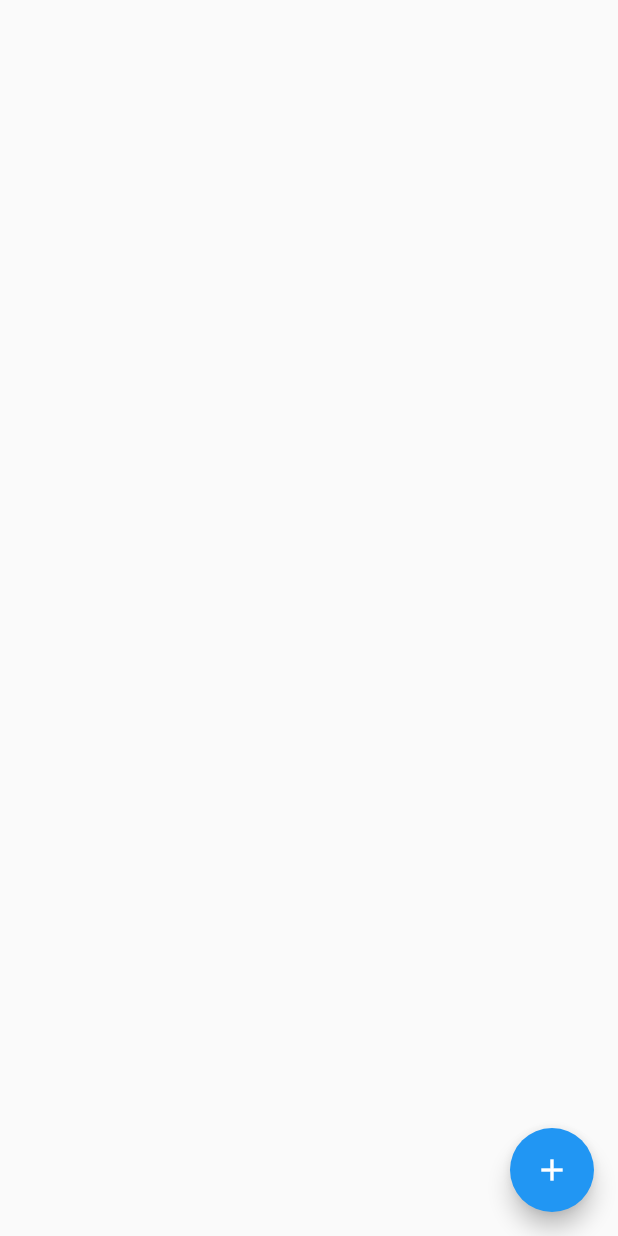
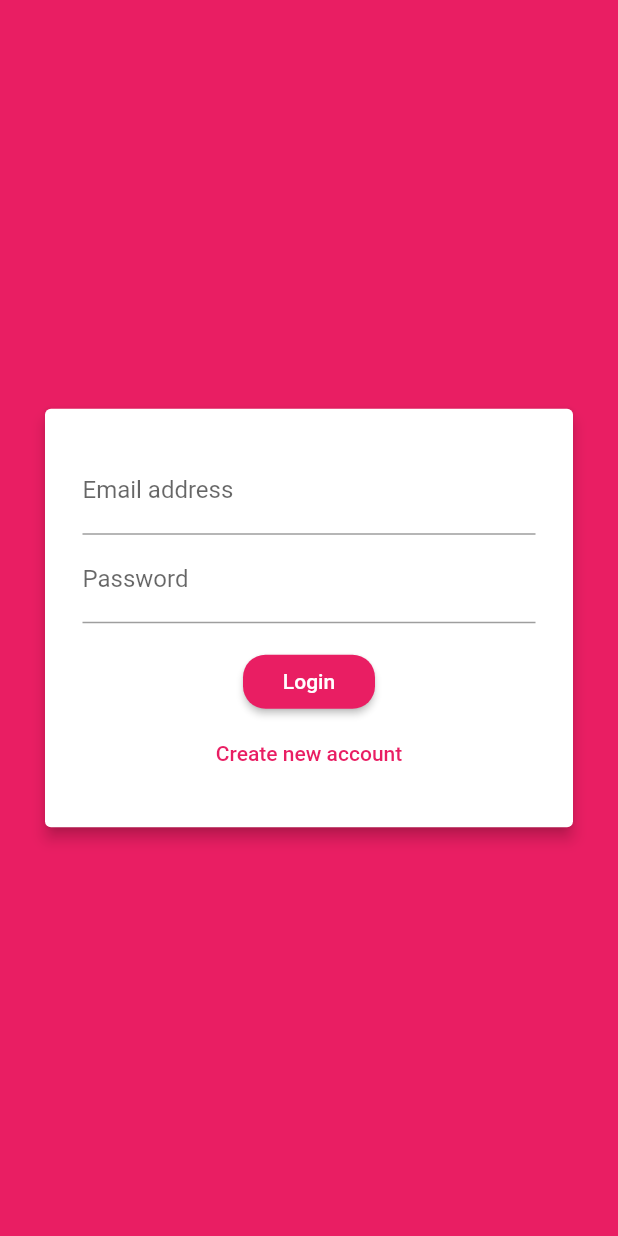
Before and after one commit to DavMrc/Flutter-chatapp, a Flutter app: the screen it shows after launch, on a phone screen of 412 x 824 dp. Run offline on Flutter 3.47's test engine with Material 2 defaults, Android fonts, the phone set to English and light mode, and no system bars; our stand-ins replace cloud_firestore; accounts and stored records are empty.

Commit message:
added auth screen
+ added theming
+ added auth form validation

```diff
--- a/lib/main.dart
+++ b/lib/main.dart
@@ -14,12 +14,20 @@ class MyApp extends StatelessWidget {
     return MaterialApp(
       title: 'Flutter Demo',
       theme: ThemeData(
-        primarySwatch: Colors.blue,
+        backgroundColor: Colors.pink,
+        primarySwatch: Colors.pink,
+        accentColor: Colors.deepPurple,
+        accentColorBrightness: Brightness.dark,
         visualDensity: VisualDensity.adaptivePlatformDensity,
+        buttonTheme: ButtonTheme.of(context).copyWith(
+          buttonColor: Colors.pink,
+          textTheme: ButtonTextTheme.primary,
+          shape: RoundedRectangleBorder(borderRadius: BorderRadius.circular(15)),
+        ),
       ),
       routes: {
-        // '/': (_) => SAuth(),
-        '/': (_) => SChat(),
+        '/': (_) => SAuth(),
+        SChat.routeName: (_) => SChat(),
       },
     );
   }
--- a/lib/screens/SAuth.dart
+++ b/lib/screens/SAuth.dart
@@ -0,0 +1,35 @@
+import 'package:flutter/material.dart';
+
+import '../widgets/WAuthForm.dart';
+
+
+class SAuth extends StatefulWidget {
+  @override
+  _SAuthState createState() => _SAuthState();
+}
+
+class _SAuthState extends State<SAuth> {
+
+  void _submitAuthForm({String username, String email, String password, bool isLogin}){
+
+  }
+
+  @override
+  Widget build(BuildContext context) {
+    return Scaffold(
+      backgroundColor: Theme.of(context).primaryColor,
+      body: Center(
+        child: Card(
+          elevation: 4,
+          margin: const EdgeInsets.symmetric(horizontal: 30),
+          child: SingleChildScrollView(
+            child: Padding(
+              padding: const EdgeInsets.all(25),
+              child: WAuthForm(this._submitAuthForm),
+            ),
+          ),
+        ),
+      ),
+    );
+  }
+}
--- a/lib/screens/SChat.dart
+++ b/lib/screens/SChat.dart
@@ -3,13 +3,15 @@ import 'package:cloud_firestore/cloud_firestore.dart';
 
 
 class SChat extends StatelessWidget {
+  static const routeName = "/chat";
+  static const msgsCollection = 'chats/Ka5W8FF8IUVaGbeukU6C/messages';
 
   Widget onFSValue(AsyncSnapshot<dynamic> snapshot){
-    final documents = snapshot.data.documents;
-
     if(snapshot.connectionState == ConnectionState.waiting){
       return Center(child: CircularProgressIndicator(),);
     }
+
+    final documents = snapshot.data.documents;
 
     return ListView.builder(
       itemCount: documents.length,
@@ -20,22 +22,23 @@ class SChat extends StatelessWidget {
     );
   }
 
+  void addMessage(){
+    Firestore.instance.collection(SChat.msgsCollection).add({
+      'text': "This was added by clicking the button!"
+    });
+  }
+
   @override
   Widget build(BuildContext context) {
-    String path = 'chats/Ka5W8FF8IUVaGbeukU6C/messages';
-
     return Scaffold(
-      // appBar: AppBar(
-      //   title: Text(""),
-      // ),
       body: StreamBuilder(
-        stream: Firestore.instance.collection(path).snapshots(),  // autonotified listener
+        stream: Firestore.instance.collection(SChat.msgsCollection).snapshots(),  // autonotified listener
         builder: (_, snapshot) => this.onFSValue(snapshot),
       ),
 
       floatingActionButton: FloatingActionButton(
         child: Icon(Icons.add),
-        onPressed: (){},
+        onPressed: () => this.addMessage(),
       ),
     );
   }
--- /dev/null
+++ b/lib/widgets/WAuthForm.dart
@@ -0,0 +1,124 @@
+import "package:flutter/material.dart";
+
+
+class WAuthForm extends StatefulWidget {
+  final void Function({
+    String username,
+    String email,
+    String password,
+    bool isLogin
+  }) submitAuthForm;
+
+  WAuthForm(this.submitAuthForm);
+
+  @override
+  _WAuthFormState createState() => _WAuthFormState();
+}
+
+class _WAuthFormState extends State<WAuthForm> {
+  final _formKey = GlobalKey<FormState>();
+  var _isLogin = true;
+
+  String _username = "";
+  String _email = "";
+  String _password = "";
+
+  String _validate(String value, String type){
+    if(type == "email"){
+      if(!value.contains('@') ||
+        !value.contains('.') ||
+        value == null || value == ""
+      ) return "Please provide a valid email";
+      return null;
+    }
+    if(type == "username"){
+      if(value == null || value == "") return "Please provide a valid username!";
+      return null;
+    }
+    if(type == "pwd"){
+      if(value == null || value == '') return "Please provide a valid password!";
+      else if(value.length < 8) return "The password should be at least eight characters long!";
+      return null;
+    }
+  }
+
+  void _login(){
+    if(this._formKey.currentState.validate()){
+      this._formKey.currentState.save();
+
+      FocusScope.of(context).unfocus();  // hides the softkey
+
+      this.widget.submitAuthForm(
+        email: this._email,
+        password: this._password,
+        isLogin: this._isLogin,
+      );
+    }
+  }
+
+  void _signup(){
+    if(this._formKey.currentState.validate()){
+      this._formKey.currentState.save();
+
+      FocusScope.of(context).unfocus();
+    }
+  }
+
+  @override
+  Widget build(BuildContext context) {
+    return Form(
+      key: this._formKey,
+      child: Column(
+        mainAxisSize: MainAxisSize.min,  // takes as much space as strictly needed
+        children: [
+          if(!this._isLogin)
+          TextFormField(
+            key: ValueKey('username'),
+            decoration: InputDecoration(
+              labelText: "Username",
+            ),
+            validator: (value) => this._validate(value, 'username'),
+            onSaved: (newValue) => this._username = newValue,
+          ),
+
+          TextFormField(
+            key: ValueKey('email'),
+            keyboardType: TextInputType.emailAddress,
+            decoration: InputDecoration(
+              labelText: "Email address",
+            ),
+            validator: (value) => this._validate(value, 'email'),
+            onSaved: (newValue) => this._email = newValue,
+          ),
+
+          TextFormField(
+            key: ValueKey('password'),
+            obscureText: true,
+            decoration: InputDecoration(
+              labelText: "Password"
+            ),
+            validator: (value) => this._validate(value, 'pwd'),
+            onSaved: (newValue) => this._password = newValue,
+          ),
+
+          SizedBox(height: 15,),
+
+          RaisedButton(
+            child: this._isLogin ? Text("Login") : Text("Create new account"),
+            onPressed: this._isLogin ? this._login : this._signup,
+          ),
+
+          FlatButton(
+            child: this._isLogin ? Text("Create new account") : Text("Login"),
+            textColor: Theme.of(context).primaryColor,
+            onPressed: (){
+              setState(() {
+                this._isLogin = ! this._isLogin;
+              });
+            },
+          ),
+        ],
+      ),
+    );
+  }
+}
```
